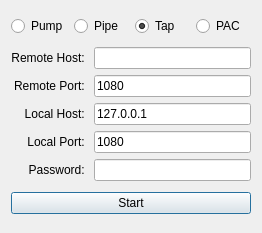
This is pipesocks/mainwidget.ui in pipesocks/pipesocks as Qt 5 draws it before an edit. The edited form follows.
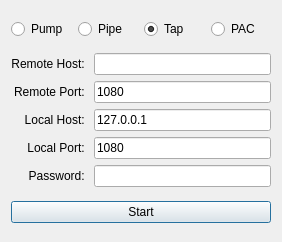
This is the edited form.

Commit message: Modify Tab Index

Diff of the .ui file:
```diff
--- a/pipesocks/mainwidget.ui
+++ b/pipesocks/mainwidget.ui
@@ -6,8 +6,8 @@
    <rect>
     <x>0</x>
     <y>0</y>
-    <width>262</width>
-    <height>233</height>
+    <width>282</width>
+    <height>242</height>
    </rect>
   </property>
   <property name="windowTitle">
@@ -139,18 +139,14 @@
     </layout>
    </item>
    <item>
-    <layout class="QHBoxLayout" name="horizontalLayout_2">
-     <item>
-      <widget class="QPushButton" name="Start">
-       <property name="text">
-        <string>Start</string>
-       </property>
-       <property name="default">
-        <bool>true</bool>
-       </property>
-      </widget>
-     </item>
-    </layout>
+    <widget class="QPushButton" name="Start">
+     <property name="text">
+      <string>Start</string>
+     </property>
+     <property name="default">
+      <bool>true</bool>
+     </property>
+    </widget>
    </item>
   </layout>
  </widget>
```
Left out of the diff: 68 changed lines with no effect on the pictures.
